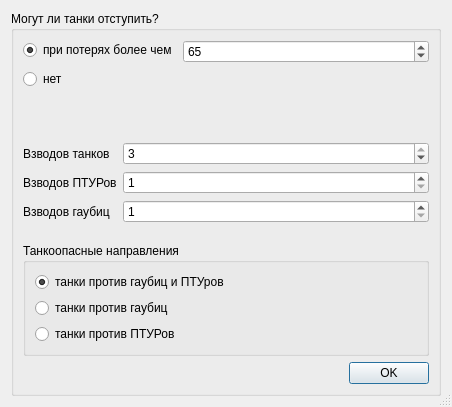
Qt form proelium/beforeWar.ui (Kakadu/proelium) before a commit.
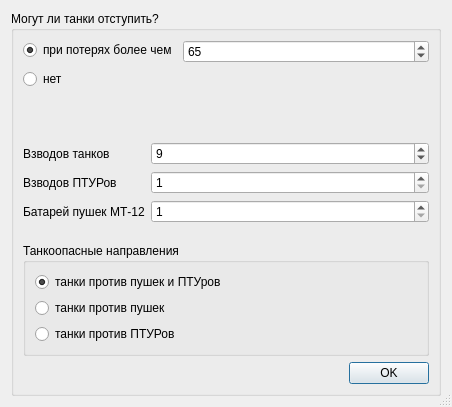
The same form after that commit.

```diff
--- a/proelium/beforeWar.ui
+++ b/proelium/beforeWar.ui
@@ -102,10 +102,10 @@
              <number>1</number>
             </property>
             <property name="maximum">
-             <number>3</number>
+             <number>18</number>
             </property>
             <property name="value">
-             <number>3</number>
+             <number>9</number>
             </property>
            </widget>
           </item>
@@ -129,7 +129,7 @@
           <item row="3" column="0">
            <widget class="QLabel" name="label_7">
             <property name="text">
-             <string>Взводов гаубиц</string>
+             <string>Батарей пушек МТ-12</string>
             </property>
            </widget>
           </item>
@@ -162,7 +162,7 @@
              <item>
               <widget class="QRadioButton" name="TDD1_radio">
                <property name="text">
-                <string>танки против гаубиц и ПТУров</string>
+                <string>танки против пушек и ПТУров</string>
                </property>
                <property name="checked">
                 <bool>true</bool>
@@ -172,7 +172,7 @@
              <item>
               <widget class="QRadioButton" name="TDD2_radio">
                <property name="text">
-                <string>танки против гаубиц</string>
+                <string>танки против пушек</string>
                </property>
               </widget>
              </item>
```
